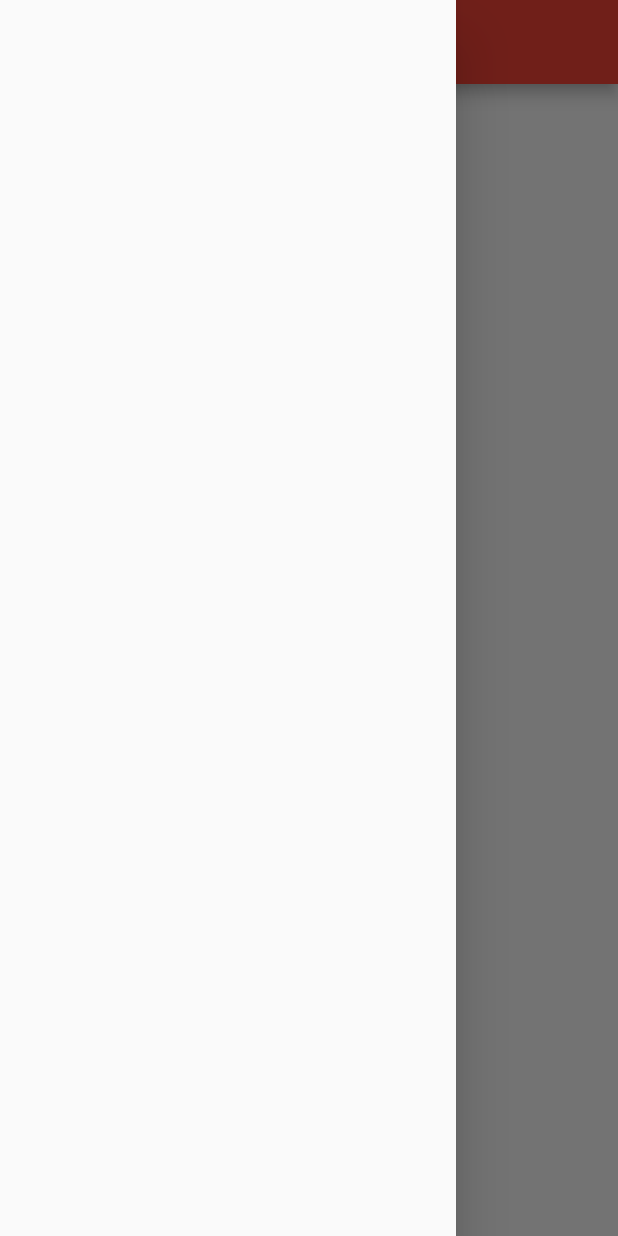
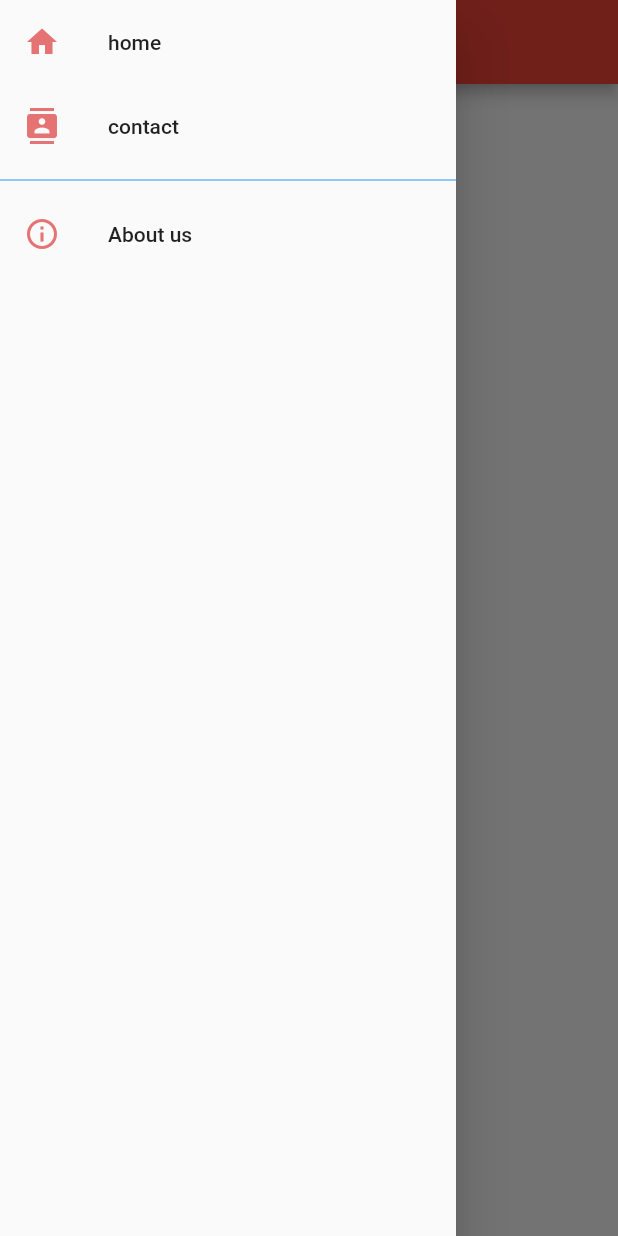
Before and after one commit to codeplus1/day1-3, a Flutter app: the screen it shows after launch, with the side drawer open, on a phone screen of 412 x 824 dp. Run offline on Flutter 3.47's test engine with Material 2 defaults, Android fonts, the phone set to English and light mode, and no system bars.

Commit message:
first commit

```diff
--- a/lib/main.dart
+++ b/lib/main.dart
@@ -1,30 +1,19 @@
+import 'package:day_1/pages/homepage.dart';
 import 'package:flutter/material.dart';
 
-void main() {
+void main() => runApp(MyApp());
 //void main is main function
 //runApp is a function
-  runApp(
-    MaterialApp(
+
+class MyApp extends StatelessWidget {
+  @override
+  Widget build(BuildContext context) {
+    return MaterialApp(
         theme: ThemeData(
           primarySwatch: Colors.red,
         ),
         debugShowCheckedModeBanner: false,
         title: "day1",
-      home: Scaffold(
-        drawer: Drawer(),
-        appBar: AppBar(
-          title: Text("day1"),
-          centerTitle: true,
-        ),
-        body: Center(
-          child: Text(
-            "Day1 \ncode",
-            textAlign: TextAlign.center,
-            style: TextStyle(
-                color: Colors.blue, fontSize: 24, fontWeight: FontWeight.w600),
-          ),
-        ),
-      ),
-    ),
-  );
+        home: HomePage());
   }
+}
--- /dev/null
+++ b/lib/pages/homepage.dart
@@ -0,0 +1,41 @@
+//statefull widgets  widgets means those widgets whose value get changed  time to time like notice of college and schools.
+import 'package:flutter/material.dart';
+
+import 'my_widgets/Drawer.dart';
+
+class HomePage extends StatefulWidget {
+  @override
+  _HomePageState createState() => _HomePageState();
+}
+
+//stateless widgets means those widgets whose value doesnot get changed (eg:- my name'saroj yadav' which is written in my certificate)
+class _HomePageState extends State<HomePage> {
+  @override
+  Widget build(BuildContext context) {
+    return Scaffold(
+      drawer: MyDrawer(),
+      appBar: AppBar(
+        title: Text("day1"),
+        centerTitle: true,
+      ),
+      body: Center(
+        child: Column(
+          children: [
+            Text(
+              "Day1 \ncode",
+              textAlign: TextAlign.center,
+              style: TextStyle(
+                  color: Colors.blue,
+                  fontSize: 24,
+                  fontWeight: FontWeight.w600),
+            ),
+            RaisedButton(
+              onPressed: () {},
+              child: Text("click here"),
+            ),
+          ],
+        ),
+      ),
+    );
+  }
+}
--- /dev/null
+++ b/lib/pages/my_widgets/Drawer.dart
@@ -0,0 +1,49 @@
+import 'package:flutter/material.dart';
+
+class MyDrawer extends StatelessWidget {
+  @override
+  Widget build(BuildContext context) {
+    return Drawer(
+      child: ListView(
+        children: [
+          ListTile(
+            onTap: () {},
+            //leading le icon lie agadi lauxa
+            leading: Icon(
+              Icons.home,
+              color: Colors.red[300],
+            ),
+            // trailing: Icon(Icons.add_to_home_screen), trailing le  icon lie paxadi ma lagdinxa
+            title: Text("home"),
+            // subtitle: Text("welcome to home"),
+          ),
+          ListTile(
+            onTap: () {},
+            //leading le icon lie agadi lauxa
+            leading: Icon(
+              Icons.contacts,
+              color: Colors.red[300],
+            ),
+            // trailing: Icon(Icons.add_to_home_screen), trailing le  icon lie paxadi ma lagdinxa
+            title: Text("contact"),
+            // subtitle: Text("welcome to home"),
+          ),
+          Divider(
+            color: Colors.blue,
+          ),
+          ListTile(
+            onTap: () {},
+            //leading le icon lie agadi lauxa
+            leading: Icon(
+              Icons.info_outline,
+              color: Colors.red[300],
+            ),
+            // trailing: Icon(Icons.add_to_home_screen), trailing le  icon lie paxadi ma lagdinxa
+            title: Text("About us"),
+            // subtitle: Text("welcome to home"),
+          ),
+        ],
+      ),
+    );
+  }
+}
```
Lines whose indentation alone changed are shown as unchanged.
